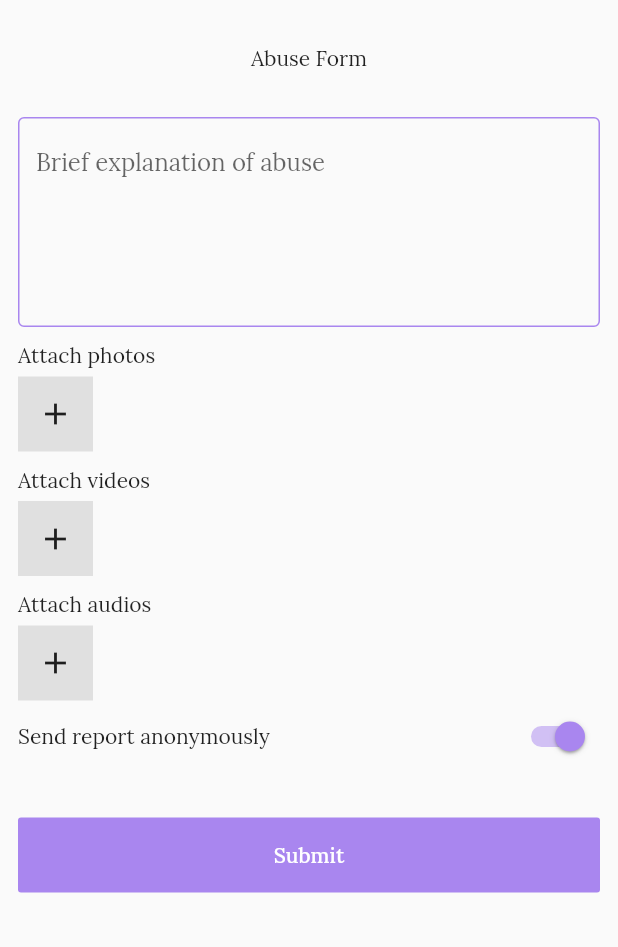
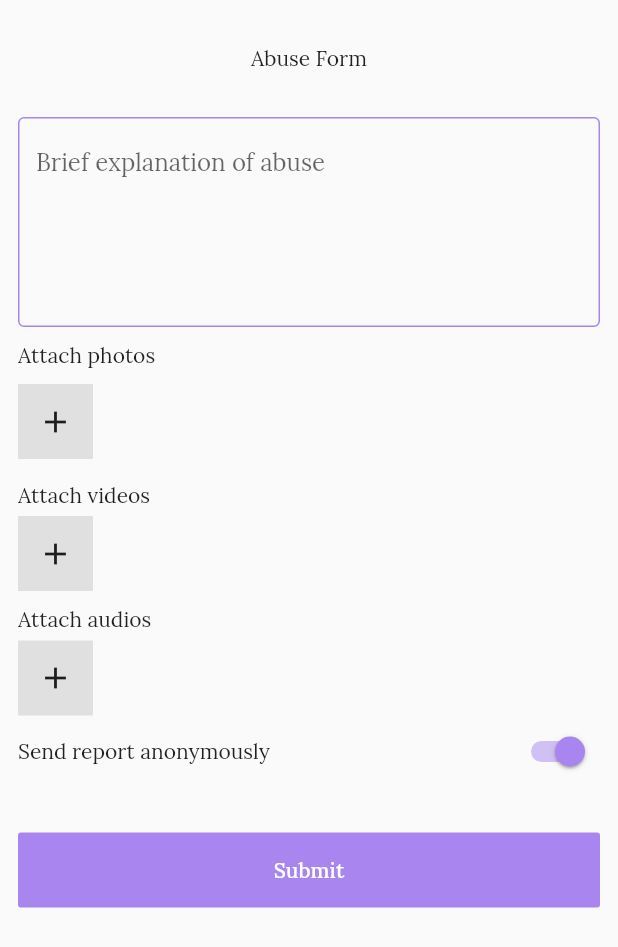
Before and after one commit to Imma76/student_report_system, a Flutter app: the ReportForm screen opened by its route, on a phone screen of 412 x 824 dp. Shown: the top 947 px of the screen. Run offline on Flutter 3.47's test engine with Material 2 defaults, Android fonts, the phone set to English and light mode, and no system bars; our stand-ins replace country_code_picker, file_picker, flutter_riverpod, gap, google_fonts, image_picker and 2 more.

Commit message:
changes and fixes

```diff
--- a/lib/src/models/report.dart
+++ b/lib/src/models/report.dart
@@ -30,8 +30,6 @@ class Reports{
     data['imageUrls'] = imageUrls;
     data['videoUrls']= videoUrls;
     data['audioUrls'] = audioUrls;
-
-
   }
 
 }
--- a/lib/src/utils/reusable widgets.dart
+++ b/lib/src/utils/reusable widgets.dart
@@ -46,12 +46,15 @@ class TextFieldWidget extends StatelessWidget {
 
 class MediaPicker extends StatelessWidget {
   final String? identifier;
+  final Function()? onTap;
   const MediaPicker({
-    Key? key,this.identifier
+    Key? key,this.identifier,this.onTap
   }) : super(key: key);
 
   @override
   Widget build(BuildContext context) {
-    return Container(height:50, width:50,child: Icon(Icons.add),color: Colors.grey.shade300,);
+    return GestureDetector(
+        onTap: onTap,
+        child: Container(height:50, width:50,child: Icon(Icons.add),color: Colors.grey.shade300,));
   }
 }
--- a/lib/src/view/reports/report_form.dart
+++ b/lib/src/view/reports/report_form.dart
@@ -52,15 +52,41 @@ class _ReportFormState extends ConsumerState<ReportForm> {
                 Gap(10),
                 Text('Attach photos',style: appTheme.textStyle),
                 Gap(5),
-                MediaPicker(),
+                Row(
+                  children: [
+                    MediaPicker(onTap: (){
+                       reportController.pickImage();
+                    },),
+                    Expanded(
+                      child: Container(
+                        height: 60,
+                        child: ListView.builder(
+
+                            shrinkWrap: true,
+                            scrollDirection: Axis.horizontal,
+                            itemCount: reportController.imageFiles.length,
+                            itemBuilder: (context,index){
+                          return Padding(
+                            padding: const EdgeInsets.all(8.0),
+                            child: Container(height: 50, width:50,color: Colors.red,child: Image.file(reportController.imageFiles[index]),),
+                          );
+                        }),
+                      ),
+                    ),
+                  ],
+                ),
                 Gap(10),
                 Text('Attach videos',style: appTheme.textStyle),
                 Gap(5),
-                MediaPicker(),
+                MediaPicker(onTap: (){
+                  reportController.pickVideos();
+                },),
                 Gap(10),
                 Text('Attach audios',style: appTheme.textStyle),
                 Gap(5),
-                MediaPicker(),
+                MediaPicker(onTap: (){
+                  reportController.pickAudios();
+                },),
                 Row(
                 children: [
                   Text('Send report anonymously', style: appTheme.textStyle,),Spacer(),
```
Also changed, not shown: lib/src/controllers/report_controller.dart (+64 -0 lines), pubspec.yaml (+7 -0 lines), pubspec.lock, 9 other files.
